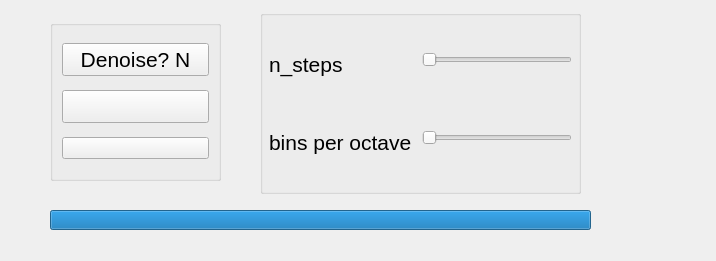
JohnYeung-dojjy/man-to-gril-voice-changer, file ui/control.ui: the form before one commit.
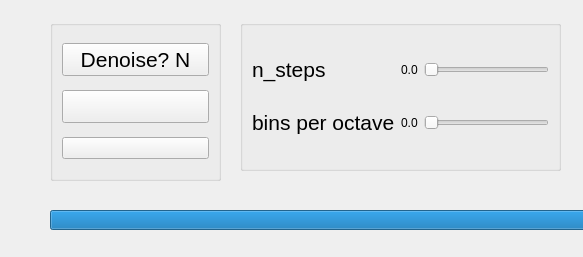
The form after the commit. Icons and pictures are not drawn.

Commit message: Update ui, add value display to sliders

```diff
--- a/ui/control.ui
+++ b/ui/control.ui
@@ -6,8 +6,8 @@
    <rect>
     <x>0</x>
     <y>0</y>
-    <width>716</width>
-    <height>261</height>
+    <width>583</width>
+    <height>257</height>
    </rect>
   </property>
   <property name="windowTitle">
@@ -85,48 +85,48 @@
     </item>
    </layout>
   </widget>
-  <widget class="QGroupBox" name="formGroupBox">
+  <widget class="QProgressBar" name="audio_intensity">
    <property name="geometry">
     <rect>
-     <x>260</x>
-     <y>10</y>
+     <x>50</x>
+     <y>210</y>
+     <width>541</width>
+     <height>20</height>
+    </rect>
+   </property>
+   <property name="value">
+    <number>100</number>
+   </property>
+   <property name="format">
+    <string/>
+   </property>
+  </widget>
+  <widget class="QGroupBox" name="gridGroupBox">
+   <property name="geometry">
+    <rect>
+     <x>240</x>
+     <y>20</y>
      <width>321</width>
-     <height>184</height>
+     <height>151</height>
     </rect>
    </property>
-   <layout class="QFormLayout" name="VoiceChangeSliders">
-    <property name="sizeConstraint">
-     <enum>QLayout::SetDefaultConstraint</enum>
-    </property>
-    <property name="fieldGrowthPolicy">
-     <enum>QFormLayout::AllNonFixedFieldsGrow</enum>
-    </property>
-    <property name="labelAlignment">
-     <set>Qt::AlignJustify|Qt::AlignVCenter</set>
-    </property>
-    <property name="formAlignment">
-     <set>Qt::AlignLeading|Qt::AlignLeft|Qt::AlignVCenter</set>
-    </property>
-    <property name="horizontalSpacing">
-     <number>10</number>
-    </property>
-    <property name="verticalSpacing">
-     <number>53</number>
-    </property>
-    <property name="leftMargin">
-     <number>6</number>
-    </property>
-    <property name="topMargin">
-     <number>6</number>
-    </property>
-    <property name="rightMargin">
-     <number>6</number>
-    </property>
-    <property name="bottomMargin">
-     <number>6</number>
-    </property>
+   <layout class="QGridLayout" name="gridLayout">
     <item row="0" column="1">
-     <widget class="QSlider" name="n_steps_slider">
+     <widget class="QLabel" name="n_steps_value">
+      <property name="text">
+       <string>0.0</string>
+      </property>
+     </widget>
+    </item>
+    <item row="1" column="1">
+     <widget class="QLabel" name="octave_value">
+      <property name="text">
+       <string>0.0</string>
+      </property>
+     </widget>
+    </item>
+    <item row="1" column="2">
+     <widget class="QSlider" name="octave_slider">
       <property name="layoutDirection">
        <enum>Qt::LeftToRight</enum>
       </property>
@@ -150,8 +150,8 @@
       </property>
      </widget>
     </item>
-    <item row="1" column="1">
-     <widget class="QSlider" name="octave_slider">
+    <item row="0" column="2">
+     <widget class="QSlider" name="n_steps_slider">
       <property name="layoutDirection">
        <enum>Qt::LeftToRight</enum>
       </property>
@@ -177,22 +177,6 @@
     </item>
    </layout>
   </widget>
-  <widget class="QProgressBar" name="audio_intensity">
-   <property name="geometry">
-    <rect>
-     <x>50</x>
-     <y>210</y>
-     <width>541</width>
-     <height>20</height>
-    </rect>
-   </property>
-   <property name="value">
-    <number>100</number>
-   </property>
-   <property name="format">
-    <string/>
-   </property>
-  </widget>
  </widget>
  <resources/>
  <connections/>
```
